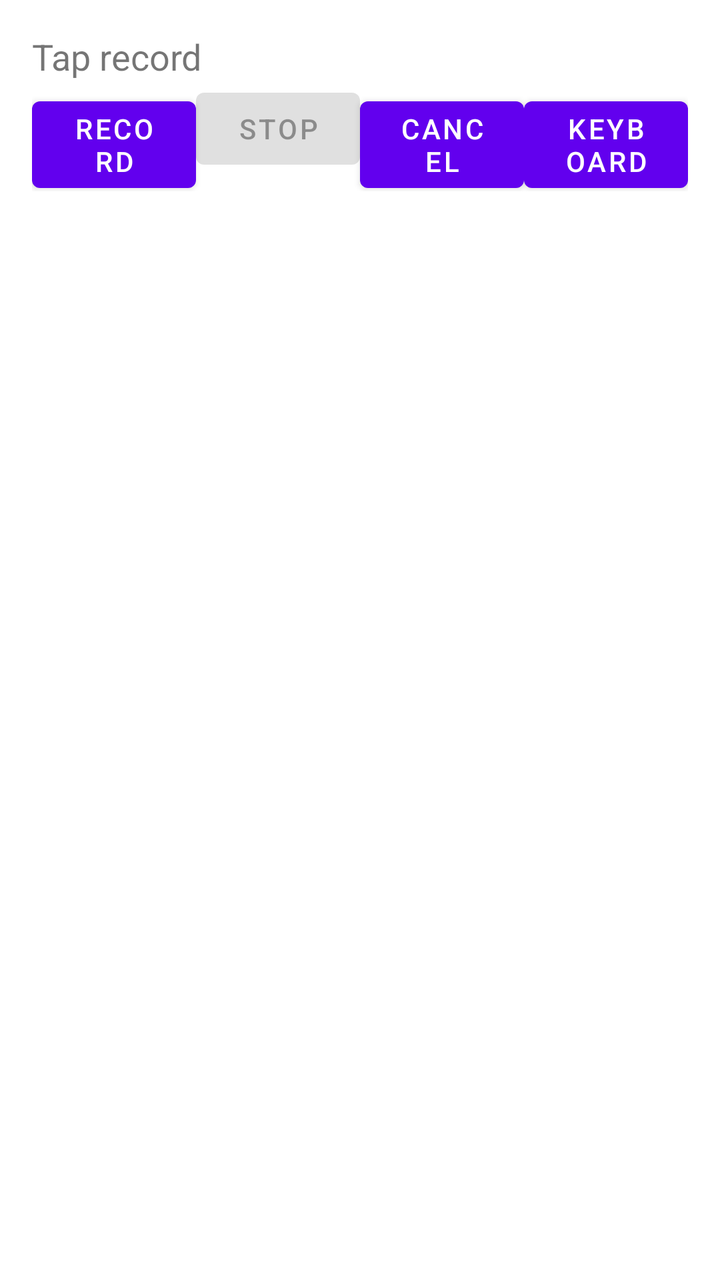
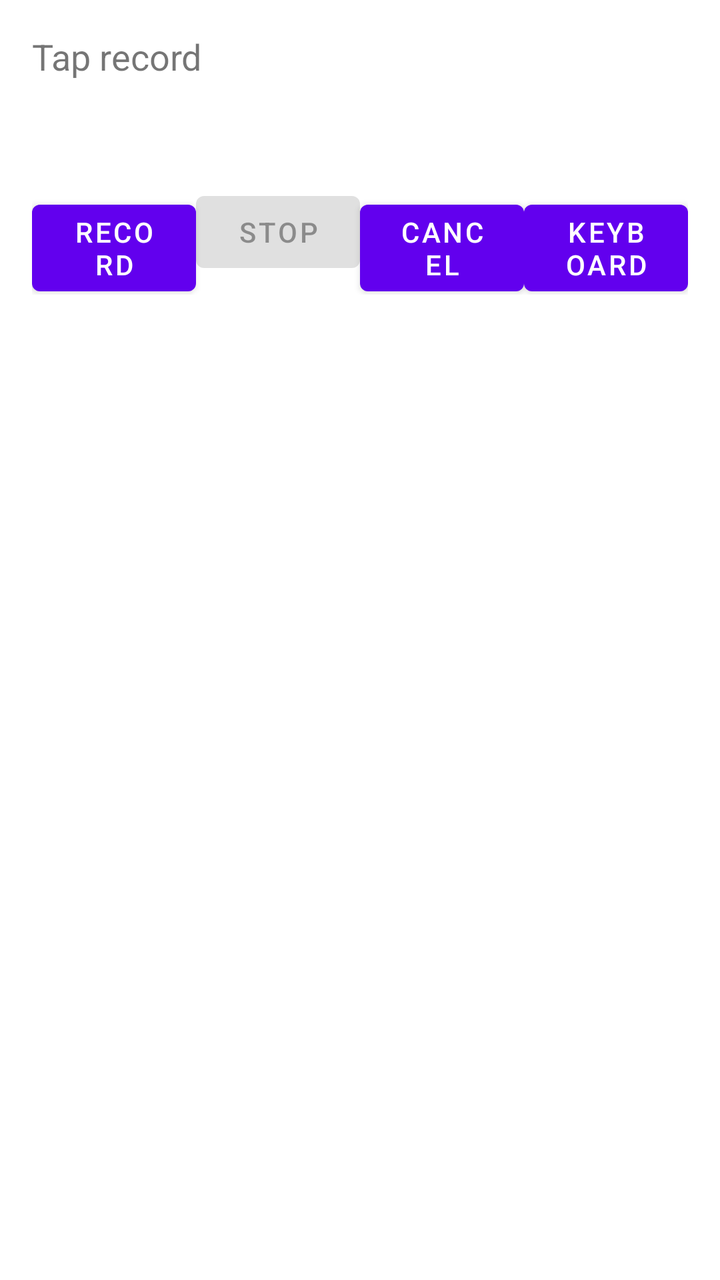

An Android layout rendered at two revisions. The XML below is the earlier revision; the diff shows what the commit changed to produce the second picture.
<!-- AndroidManifest.xml: fallback theme Theme.MaterialComponents.DayNight.NoActionBar -->
<!-- res/layout/ime.xml -->
<?xml version="1.0" encoding="utf-8"?>
<LinearLayout xmlns:android="http://schemas.android.com/apk/res/android"
    android:layout_width="match_parent"
    android:layout_height="wrap_content"
    android:orientation="vertical"
    android:padding="16dp">
    <TextView
        android:id="@+id/benchmark_banner"
        android:layout_width="match_parent"
        android:layout_height="wrap_content"
        android:background="#B00020"
        android:textColor="#FFFFFF"
        android:padding="4dp"
        android:gravity="center"
        android:text="@string/benchmark_banner"
        android:visibility="gone" />
    <TextView
        android:id="@+id/status"
        android:layout_width="match_parent"
        android:layout_height="wrap_content"
        android:textSize="18sp"
        android:text="@string/status_idle" />
    <LinearLayout
        android:layout_width="match_parent"
        android:layout_height="wrap_content"
        android:orientation="horizontal">
        <Button android:id="@+id/record" android:layout_width="0dp" android:layout_weight="1" android:layout_height="wrap_content" android:text="@string/record" />
        <Button android:id="@+id/stop" android:layout_width="0dp" android:layout_weight="1" android:layout_height="wrap_content" android:text="@string/stop" android:enabled="false" />
        <Button android:id="@+id/cancel" android:layout_width="0dp" android:layout_weight="1" android:layout_height="wrap_content" android:text="@string/cancel" />
        <Button android:id="@+id/back" android:layout_width="0dp" android:layout_weight="1" android:layout_height="wrap_content" android:text="@string/back" />
    </LinearLayout>
</LinearLayout>
<!-- resources referenced by this layout -->
<resources>
  <string name="back">Keyboard</string>
  <string name="benchmark_banner">benchmark: saving audio</string>
  <string name="cancel">Cancel</string>
  <string name="record">Record</string>
  <string name="status_idle">Tap record</string>
  <string name="stop">Stop</string>
</resources>

<!-- the commit's change to res/layout/ime.xml (unified diff, before → after) -->
@@ -20,6 +20,15 @@
         android:layout_height="wrap_content"
         android:textSize="18sp"
         android:text="@string/status_idle" />
+    <TextView
+        android:id="@+id/preview"
+        android:layout_width="match_parent"
+        android:layout_height="wrap_content"
+        android:minLines="3"
+        android:maxLines="3"
+        android:ellipsize="start"
+        android:gravity="bottom"
+        android:textSize="14sp" />
     <LinearLayout
         android:layout_width="match_parent"
         android:layout_height="wrap_content"
